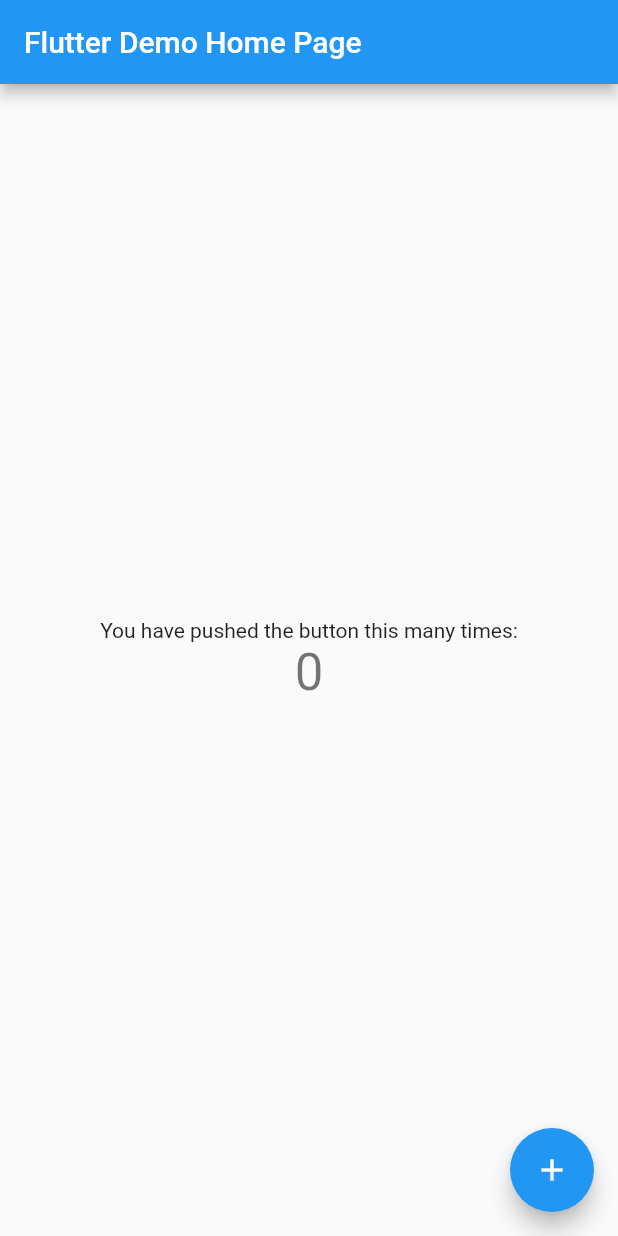
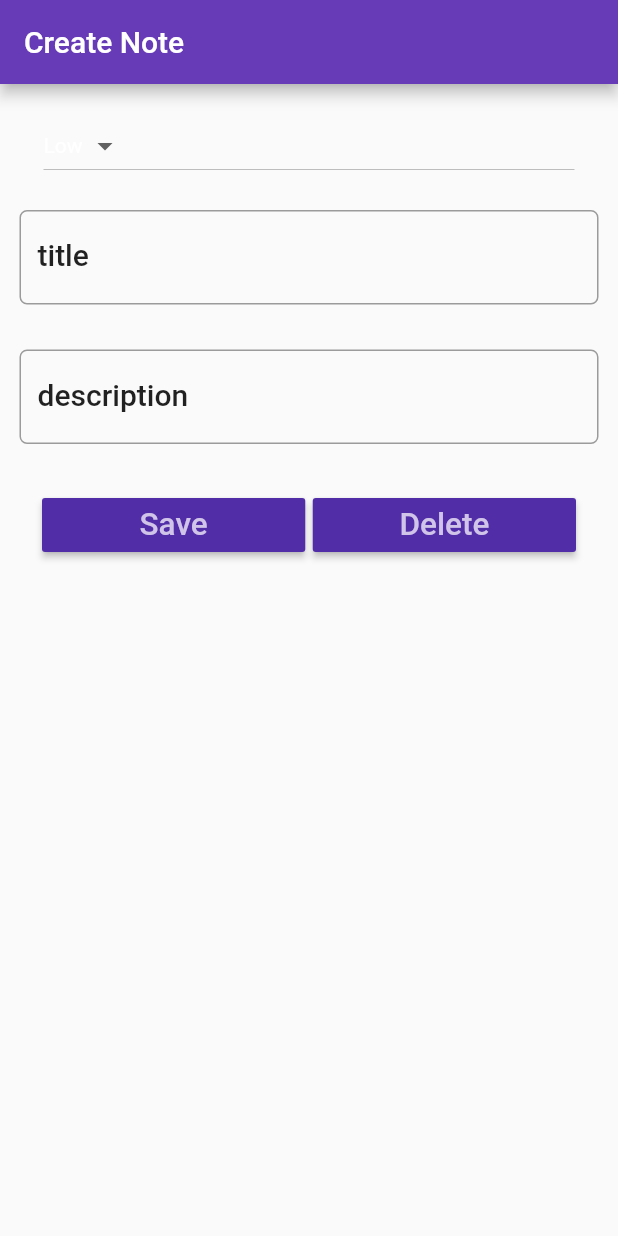
Before and after one commit to Ezlan97/jotDown-flutter, a Flutter app: the screen it shows after launch, on a phone screen of 412 x 824 dp. Run offline on Flutter 3.47's test engine with Material 2 defaults, Android fonts, the phone set to English and light mode, and no system bars.

Commit message:
Feat | create page

```diff
--- a/lib/main.dart
+++ b/lib/main.dart
@@ -1,111 +1,22 @@
 import 'package:flutter/material.dart';
+import 'package:jot_down/screen/noteList.dart';
+import 'package:jot_down/screen/noteDetail.dart';
 
-void main() => runApp(MyApp());
+void main() {
+  runApp(MyApp());
+}
 
 class MyApp extends StatelessWidget {
-  // This widget is the root of your application.
   @override
   Widget build(BuildContext context) {
+    // TODO: implement build
     return MaterialApp(
-      title: 'Flutter Demo',
+      debugShowCheckedModeBanner: false,
+      title: 'Jot Down',
       theme: ThemeData(
-        // This is the theme of your application.
-        //
-        // Try running your application with "flutter run". You'll see the
-        // application has a blue toolbar. Then, without quitting the app, try
-        // changing the primarySwatch below to Colors.green and then invoke
-        // "hot reload" (press "r" in the console where you ran "flutter run",
-        // or simply save your changes to "hot reload" in a Flutter IDE).
-        // Notice that the counter didn't reset back to zero; the application
-        // is not restarted.
-        primarySwatch: Colors.blue,
+        primarySwatch: Colors.deepPurple
       ),
-      home: MyHomePage(title: 'Flutter Demo Home Page'),
+      home: NoteDetail(),
     );
   }
 }
-
-class MyHomePage extends StatefulWidget {
-  MyHomePage({Key key, this.title}) : super(key: key);
-
-  // This widget is the home page of your application. It is stateful, meaning
-  // that it has a State object (defined below) that contains fields that affect
-  // how it looks.
-
-  // This class is the configuration for the state. It holds the values (in this
-  // case the title) provided by the parent (in this case the App widget) and
-  // used by the build method of the State. Fields in a Widget subclass are
-  // always marked "final".
-
-  final String title;
-
-  @override
-  _MyHomePageState createState() => _MyHomePageState();
-}
-
-class _MyHomePageState extends State<MyHomePage> {
-  int _counter = 0;
-
-  void _incrementCounter() {
-    setState(() {
-      // This call to setState tells the Flutter framework that something has
-      // changed in this State, which causes it to rerun the build method below
-      // so that the display can reflect the updated values. If we changed
-      // _counter without calling setState(), then the build method would not be
-      // called again, and so nothing would appear to happen.
-      _counter++;
-    });
-  }
-
-  @override
-  Widget build(BuildContext context) {
-    // This method is rerun every time setState is called, for instance as done
-    // by the _incrementCounter method above.
-    //
-    // The Flutter framework has been optimized to make rerunning build methods
-    // fast, so that you can just rebuild anything that needs updating rather
-    // than having to individually change instances of widgets.
-    return Scaffold(
-      appBar: AppBar(
-        // Here we take the value from the MyHomePage object that was created by
-        // the App.build method, and use it to set our appbar title.
-        title: Text(widget.title),
-      ),
-      body: Center(
-        // Center is a layout widget. It takes a single child and positions it
-        // in the middle of the parent.
-        child: Column(
-          // Column is also layout widget. It takes a list of children and
-          // arranges them vertically. By default, it sizes itself to fit its
-          // children horizontally, and tries to be as tall as its parent.
-          //
-          // Invoke "debug painting" (press "p" in the console, choose the
-          // "Toggle Debug Paint" action from the Flutter Inspector in Android
-          // Studio, or the "Toggle Debug Paint" command in Visual Studio Code)
-          // to see the wireframe for each widget.
-          //
-          // Column has various properties to control how it sizes itself and
-          // how it positions its children. Here we use mainAxisAlignment to
-          // center the children vertically; the main axis here is the vertical
-          // axis because Columns are vertical (the cross axis would be
-          // horizontal).
-          mainAxisAlignment: MainAxisAlignment.center,
-          children: <Widget>[
-            Text(
-              'You have pushed the button this many times:',
-            ),
-            Text(
-              '$_counter',
-              style: Theme.of(context).textTheme.display1,
-            ),
-          ],
-        ),
-      ),
-      floatingActionButton: FloatingActionButton(
-        onPressed: _incrementCounter,
-        tooltip: 'Increment',
-        child: Icon(Icons.add),
-      ), // This trailing comma makes auto-formatting nicer for build methods.
-    );
-  }
-}
--- /dev/null
+++ b/lib/screen/noteDetail.dart
@@ -0,0 +1,138 @@
+import 'package:flutter/material.dart';
+
+class NoteDetail extends StatefulWidget {
+  @override
+  State<StatefulWidget> createState() {
+    // TODO: implement createState
+    return NoteDetailState();
+  }
+}
+
+class NoteDetailState extends State<NoteDetail> {
+
+  static var _priorities = ['High', 'Low'];
+  TextEditingController titleController = TextEditingController();
+  TextEditingController descController = TextEditingController();
+
+  @override
+  Widget build(BuildContext context) {
+
+    TextStyle textStyle = Theme.of(context).textTheme.title;
+
+    // TODO: implement build
+    return Scaffold(
+      appBar: AppBar(
+        title: Text('Create Note'),
+      ),
+      body: Padding(
+        padding: EdgeInsets.all(13.0),
+        child: ListView(
+          children: <Widget>[
+
+            //dropdown
+            ListTile(
+              title: DropdownButton(
+                items: _priorities.map((String dropDownStringItem) {
+                  return DropdownMenuItem<String> (
+                    value: dropDownStringItem,
+                    child: Text(dropDownStringItem),
+                  );
+                }).toList(),
+                style: TextStyle(),
+                value: 'Low',
+                onChanged: (valueSelectedByUser) {
+                  setState(() {
+                    debugPrint('User selected $valueSelectedByUser');
+                  });
+                }
+              ),
+            ),
+
+            //title
+            Padding(
+              padding: EdgeInsets.only(top: 15.0, bottom: 15.0),
+              child: TextField(
+                controller: titleController,
+                style: textStyle,
+                onChanged: (value) {
+                  debugPrint('Something is changed in title');
+                },
+                decoration: InputDecoration(
+                  labelText: 'title',
+                  labelStyle: textStyle,
+                  border: OutlineInputBorder(
+                    borderRadius: BorderRadius.circular(5.0)
+                  )
+                ),
+              ),
+            ),
+
+            //desc
+            Padding(
+              padding: EdgeInsets.only(top: 15.0, bottom: 15.0),
+              child: TextField(
+                controller: titleController,
+                style: textStyle,
+                onChanged: (value) {
+                  debugPrint('Something is changed in description');
+                },
+                decoration: InputDecoration(
+                  labelText: 'description',
+                  labelStyle: textStyle,
+                  border: OutlineInputBorder(
+                    borderRadius: BorderRadius.circular(5.0)
+                  )
+                ),
+              ),
+            ),
+
+            //button
+            Padding(
+              padding: EdgeInsets.all(15.0),
+              child: Row(
+                children: <Widget>[
+                  //save button
+                  Expanded(
+                    child: RaisedButton(
+                      color: Theme.of(context).primaryColorDark,
+                      textColor: Theme.of(context).primaryColorLight,
+                      child: Text(
+                        'Save',
+                        textScaleFactor: 1.5,
+                      ),
+                      onPressed: () {
+                        setState(() {
+                          debugPrint('save button clicked');
+                        });
+                      },
+                    ),
+                  ),
+
+                  Container(width: 5.0,),
+
+                  //delete button
+                  Expanded(
+                    child: RaisedButton(
+                      color: Theme.of(context).primaryColorDark,
+                      textColor: Theme.of(context).primaryColorLight,
+                      child: Text(
+                        'Delete',
+                        textScaleFactor: 1.5,
+                      ),
+                      onPressed: () {
+                        setState(() {
+                          debugPrint('Delete button clicked');
+                        });
+                      },
+                    ),
+                  )
+                ],
+              ),
+            )
+
+          ],
+        ),
+      ),
+    );
+  }
+}
```
Also changed, not shown: lib/screen/noteList.dart (added, +61 -0 lines).
